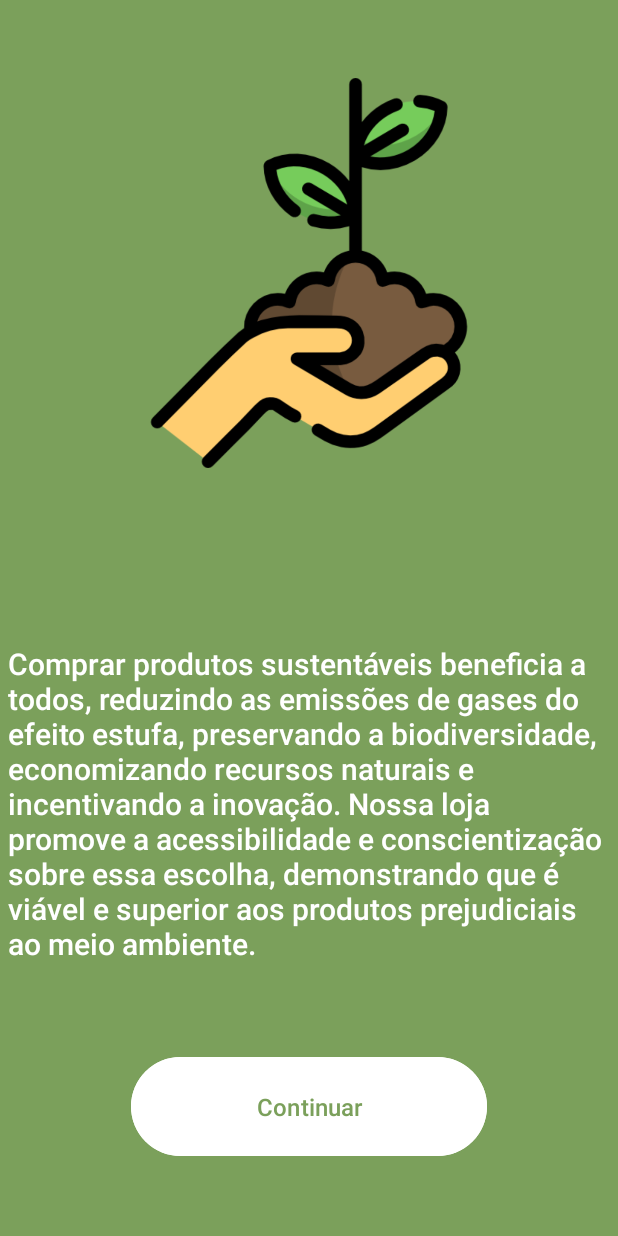
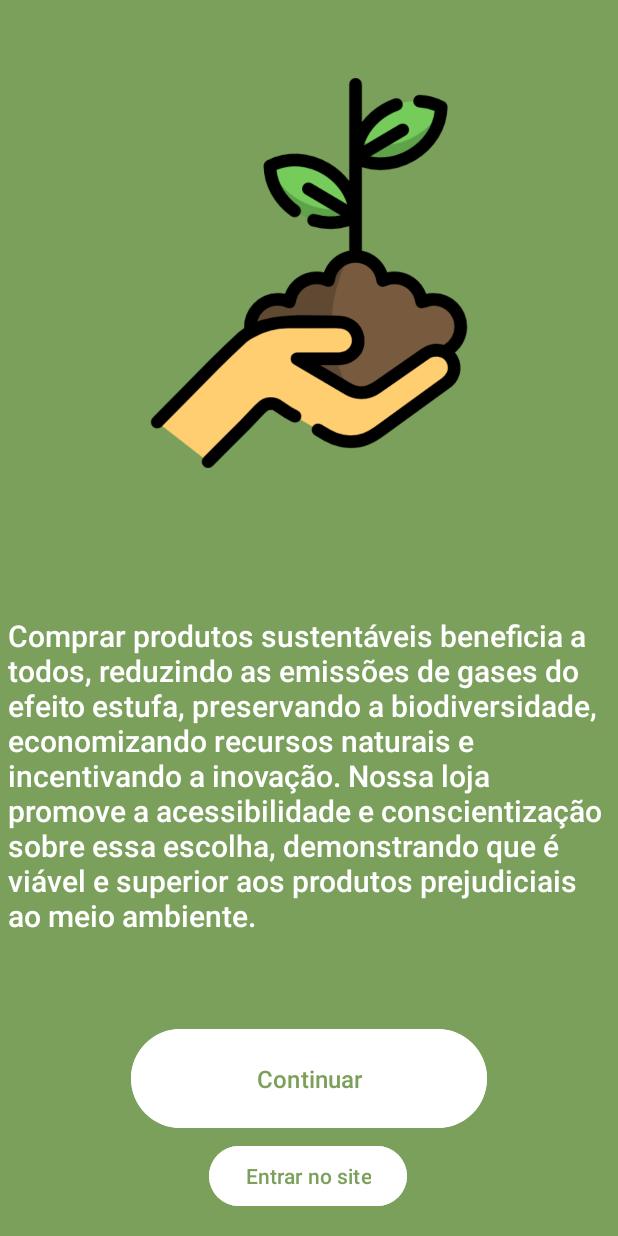
Before and after one commit to MarinaBohlant/appAline, an Android app: the FimActivity screen opened directly, with no data from a screen before it, on a phone screen of 412 x 824 dp. Run offline under Robolectric (Android 15) with nearby library versions, the phone set to English and light mode, and no system bars.

Commit message:
Atualizações do aplicativo novamente

```diff
--- a/app/src/main/AndroidManifest.xml
+++ b/app/src/main/AndroidManifest.xml
@@ -12,6 +12,12 @@
         android:supportsRtl="true"
         android:theme="@style/Theme.AppMarinaDamasceno"
         tools:targetApi="31">
+        <activity
+            android:name=".mapaActivity"
+            android:exported="false" />
+        <activity
+            android:name=".siteActivity"
+            android:exported="false" />
         <activity
             android:name=".lojaActivity"
             android:exported="false" />
--- a/app/src/main/java/com/example/appmarinadamasceno/FimActivity.java
+++ b/app/src/main/java/com/example/appmarinadamasceno/FimActivity.java
@@ -19,4 +19,8 @@ public class FimActivity extends AppCompatActivity {
         Intent intentFim = new Intent(FimActivity.this, lojaActivity.class);
         startActivity(intentFim);
     }
+    public void Site(View v) {
+        Intent intentSite = new Intent(FimActivity.this, siteActivity.class);
+        startActivity(intentSite);
+    }
 }
--- a/app/src/main/java/com/example/appmarinadamasceno/MainActivity.java
+++ b/app/src/main/java/com/example/appmarinadamasceno/MainActivity.java
@@ -1,11 +1,10 @@
 package com.example.appmarinadamasceno;
-
-import androidx.appcompat.app.AppCompatActivity;
 
 import android.content.Intent;
 import android.os.Bundle;
 import android.view.View;
-import android.widget.Button;
+
+import androidx.appcompat.app.AppCompatActivity;
 
 public class MainActivity extends AppCompatActivity {
 
--- a/app/src/main/java/com/example/appmarinadamasceno/desenvolvimentoActivity.java
+++ b/app/src/main/java/com/example/appmarinadamasceno/desenvolvimentoActivity.java
@@ -19,4 +19,8 @@ public class desenvolvimentoActivity extends AppCompatActivity {
         Intent intentDesenvolvimento = new Intent(desenvolvimentoActivity.this, FimActivity.class);
         startActivity(intentDesenvolvimento);
     }
+    public void Mapa(View v) {
+        Intent intentMapa = new Intent(desenvolvimentoActivity.this, mapaActivity.class);
+        startActivity(intentMapa);
+    }
 }
--- a/app/src/main/res/layout/activity_fim.xml
+++ b/app/src/main/res/layout/activity_fim.xml
@@ -27,7 +27,7 @@
         android:layout_height="74dp"
         android:layout_marginStart="87dp"
         android:layout_marginEnd="87dp"
-        android:layout_marginBottom="49dp"
+        android:layout_marginBottom="68dp"
         android:backgroundTint="#FFFFFF"
         android:fontFamily="sans-serif-medium"
         android:onClick="Loja"
@@ -36,6 +36,7 @@
         android:textSize="16sp"
         app:layout_constraintBottom_toBottomOf="parent"
         app:layout_constraintEnd_toEndOf="parent"
+        app:layout_constraintHorizontal_bias="0.0"
         app:layout_constraintStart_toStartOf="parent"
         tools:ignore="TextContrastCheck" />
 
@@ -52,4 +53,18 @@
         app:srcCompat="@drawable/cuidados"
         tools:ignore="ContentDescription" />
 
+    <Button
+        android:id="@+id/btnSite"
+        android:layout_width="wrap_content"
+        android:layout_height="wrap_content"
+        android:layout_marginStart="139dp"
+        android:layout_marginTop="4dp"
+        android:backgroundTint="#FFFFFF"
+        android:fontFamily="sans-serif-medium"
+        android:onClick="Site"
+        android:text="@string/btnSite"
+        android:textColor="#7ba05b"
+        app:layout_constraintStart_toStartOf="parent"
+        app:layout_constraintTop_toBottomOf="@+id/btnparte3"
+        tools:ignore="TextContrastCheck" />
 </androidx.constraintlayout.widget.ConstraintLayout>
--- a/app/src/main/res/values/strings.xml
+++ b/app/src/main/res/values/strings.xml
@@ -27,4 +27,6 @@
     <string name="imgLogo">Logo</string>
     <string name="editTxt1">Digite seu email</string>
     <string name="editTxt2">Digite sua senha</string>
+    <string name="btnSite">Entrar no site</string>
+    <string name="btnMapa">Entrar no mapa</string>
 </resources>
--- a/build.gradle.kts
+++ b/build.gradle.kts
@@ -1,4 +1,4 @@
 // Top-level build file where you can add configuration options common to all sub-projects/modules.
 plugins {
-    id("com.android.application") version "8.1.0" apply false
+    id("com.android.application") version "8.1.1" apply false
 }
```
Also changed, not shown: app/src/main/java/com/example/appmarinadamasceno/mapaActivity.java (added, +20 -0 lines), app/src/main/java/com/example/appmarinadamasceno/siteActivity.java (added, +20 -0 lines), app/src/main/res/layout/activity_desenvolvimento.xml (+17 -1 lines), app/src/main/res/layout/activity_mapa.xml (added, +9 -0 lines), app/src/main/res/layout/activity_site.xml (added, +9 -0 lines).
